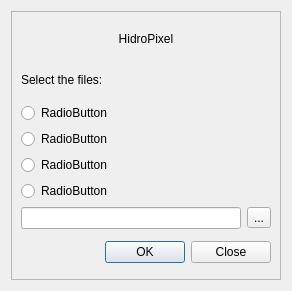
Old version of the form hidroPixel_dialog_base.ui in the repository pedmap/HidroPixel_test.
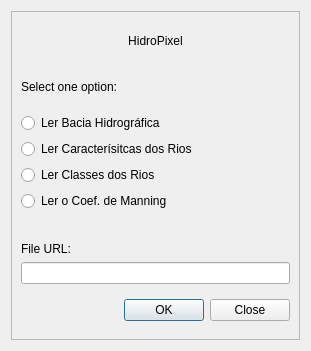
New version of the form.

The edit to the form file:
```diff
--- a/hidroPixel_dialog_base.ui
+++ b/hidroPixel_dialog_base.ui
@@ -6,8 +6,8 @@
    <rect>
     <x>0</x>
     <y>0</y>
-    <width>292</width>
-    <height>291</height>
+    <width>311</width>
+    <height>351</height>
    </rect>
   </property>
   <property name="windowTitle">
@@ -23,69 +23,20 @@
       <enum>QFrame::Raised</enum>
      </property>
      <layout class="QGridLayout" name="gridLayout">
-      <item row="2" column="0">
-       <widget class="QRadioButton" name="radioButton">
-        <property name="text">
-         <string>RadioButton</string>
-        </property>
-       </widget>
-      </item>
-      <item row="0" column="0">
-       <widget class="QLabel" name="label_2">
-        <property name="whatsThis">
-         <string extracomment="sdsd"/>
-        </property>
-        <property name="styleSheet">
-         <string notr="true">font: 700 12pt &quot;Segoe UI&quot;;
-rgb:213, 213, 213;</string>
-        </property>
-        <property name="text">
-         <string>HidroPixel</string>
-        </property>
-        <property name="alignment">
-         <set>Qt::AlignCenter</set>
-        </property>
-       </widget>
-      </item>
-      <item row="4" column="0">
-       <widget class="QRadioButton" name="radioButton_3">
-        <property name="text">
-         <string>RadioButton</string>
-        </property>
-       </widget>
-      </item>
       <item row="3" column="0">
-       <widget class="QRadioButton" name="radioButton_2">
-        <property name="text">
-         <string>RadioButton</string>
+       <widget class="QRadioButton" name="radioButton">
+        <property name="toolTip">
+         <string>&lt;html&gt;&lt;head/&gt;&lt;body&gt;&lt;p align=&quot;justify&quot;&gt;Realiza a leitura da delimitação da bacia hidrográfica (arquivo raster).&lt;/p&gt;&lt;/body&gt;&lt;/html&gt;</string>
         </property>
-       </widget>
-      </item>
-      <item row="1" column="0">
-       <widget class="QLabel" name="label">
         <property name="styleSheet">
-         <string notr="true">font: 12pt &quot;Segoe UI&quot;;</string>
+         <string notr="true">font: 10pt &quot;Segoe UI&quot;;</string>
         </property>
         <property name="text">
-         <string>Select the files:</string>
+         <string>Ler Bacia Hidrográfica</string>
         </property>
        </widget>
       </item>
-      <item row="6" column="0">
-       <layout class="QHBoxLayout" name="horizontalLayout">
-        <item>
-         <widget class="QLineEdit" name="lineEdit"/>
-        </item>
-        <item>
-         <widget class="QToolButton" name="toolButton">
-          <property name="text">
-           <string>...</string>
-          </property>
-         </widget>
-        </item>
-       </layout>
-      </item>
-      <item row="7" column="0">
+      <item row="9" column="0">
        <widget class="QDialogButtonBox" name="button_box">
         <property name="sizePolicy">
          <sizepolicy hsizetype="Expanding" vsizetype="Maximum">
@@ -116,13 +67,99 @@
         </property>
        </widget>
       </item>
-      <item row="5" column="0">
+      <item row="0" column="0">
+       <widget class="QLabel" name="label_2">
+        <property name="whatsThis">
+         <string extracomment="sdsd"/>
+        </property>
+        <property name="styleSheet">
+         <string notr="true">font: 700 16pt &quot;Segoe UI&quot;;
+rgb:213, 213, 213;</string>
+        </property>
+        <property name="text">
+         <string>HidroPixel</string>
+        </property>
+        <property name="alignment">
+         <set>Qt::AlignCenter</set>
+        </property>
+       </widget>
+      </item>
+      <item row="7" column="0" alignment="Qt::AlignBottom">
+       <widget class="QLabel" name="label">
+        <property name="styleSheet">
+         <string notr="true">font: 90 11pt &quot;Segoe UI&quot;;</string>
+        </property>
+        <property name="text">
+         <string>File URL:</string>
+        </property>
+       </widget>
+      </item>
+      <item row="1" column="0">
+       <widget class="QLabel" name="label_3">
+        <property name="styleSheet">
+         <string notr="true">font: 90 11pt &quot;Segoe UI&quot;;</string>
+        </property>
+        <property name="text">
+         <string>Select one option:</string>
+        </property>
+       </widget>
+      </item>
+      <item row="4" column="0">
+       <widget class="QRadioButton" name="radioButton_2">
+        <property name="toolTip">
+         <string>&lt;html&gt;&lt;head/&gt;&lt;body&gt;&lt;p align=&quot;justify&quot;&gt;Realiza a leitura do arquivo com as informações sobre, classe, declividade, etc. dos rios.&lt;/p&gt;&lt;/body&gt;&lt;/html&gt;</string>
+        </property>
+        <property name="styleSheet">
+         <string notr="true">font: 10pt &quot;Segoe UI&quot;;</string>
+        </property>
+        <property name="text">
+         <string>Ler Caracterísitcas dos Rios</string>
+        </property>
+       </widget>
+      </item>
+      <item row="6" column="0">
        <widget class="QRadioButton" name="radioButton_4">
+        <property name="toolTip">
+         <string>&lt;html&gt;&lt;head/&gt;&lt;body&gt;&lt;p align=&quot;justify&quot;&gt;Ler o uso e ocupação do solo da bacia e expressa o coeficiente de rugosidade de Manning para eles.&lt;/p&gt;&lt;/body&gt;&lt;/html&gt;</string>
+        </property>
+        <property name="styleSheet">
+         <string notr="true">font: 10pt &quot;Segoe UI&quot;;</string>
+        </property>
         <property name="text">
-         <string>RadioButton</string>
+         <string>Ler o Coef. de Manning</string>
         </property>
        </widget>
       </item>
+      <item row="5" column="0">
+       <widget class="QRadioButton" name="radioButton_3">
+        <property name="toolTip">
+         <string>&lt;html&gt;&lt;head/&gt;&lt;body&gt;&lt;p align=&quot;justify&quot;&gt;Ler as diferentes classes dos rios contidos na bacia hidrigráfica em questão.&lt;/p&gt;&lt;/body&gt;&lt;/html&gt;</string>
+        </property>
+        <property name="styleSheet">
+         <string notr="true">font: 10pt &quot;Segoe UI&quot;;</string>
+        </property>
+        <property name="text">
+         <string>Ler Classes dos Rios</string>
+        </property>
+       </widget>
+      </item>
+      <item row="8" column="0">
+       <layout class="QHBoxLayout" name="horizontalLayout">
+        <item>
+         <widget class="QLineEdit" name="lineEdit">
+          <property name="toolTip">
+           <string>&lt;html&gt;&lt;head/&gt;&lt;body&gt;&lt;p align=&quot;justify&quot;&gt;Please, choose only text or raster files!&lt;/p&gt;&lt;/body&gt;&lt;/html&gt;</string>
+          </property>
+          <property name="inputMask">
+           <string/>
+          </property>
+          <property name="text">
+           <string/>
+          </property>
+         </widget>
+        </item>
+       </layout>
+      </item>
      </layout>
     </widget>
    </item>
```
Left out of the diff: 2 changed lines with no effect on the pictures.
